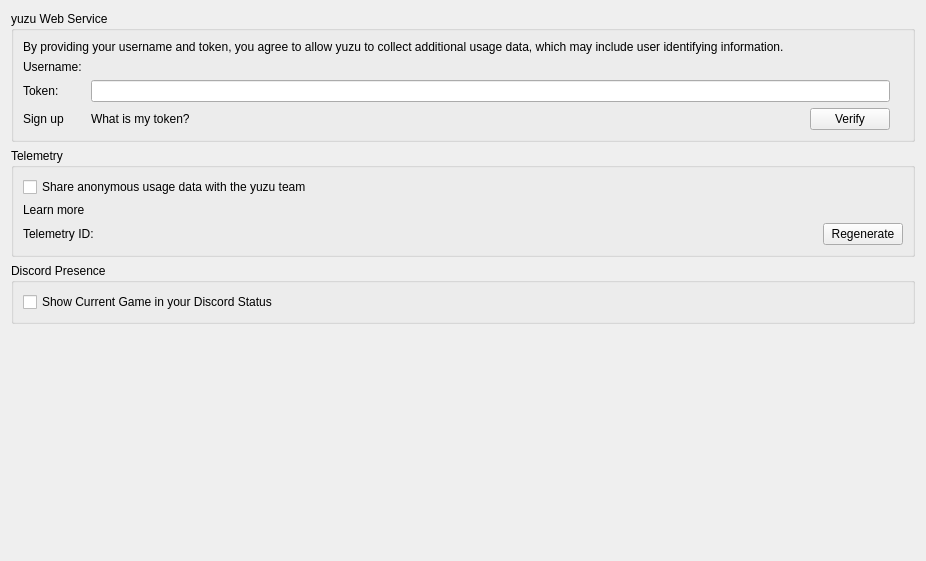
QuantumGhost/yuzu, file src/yuzu/configuration/configure_web.ui: the form before one commit.
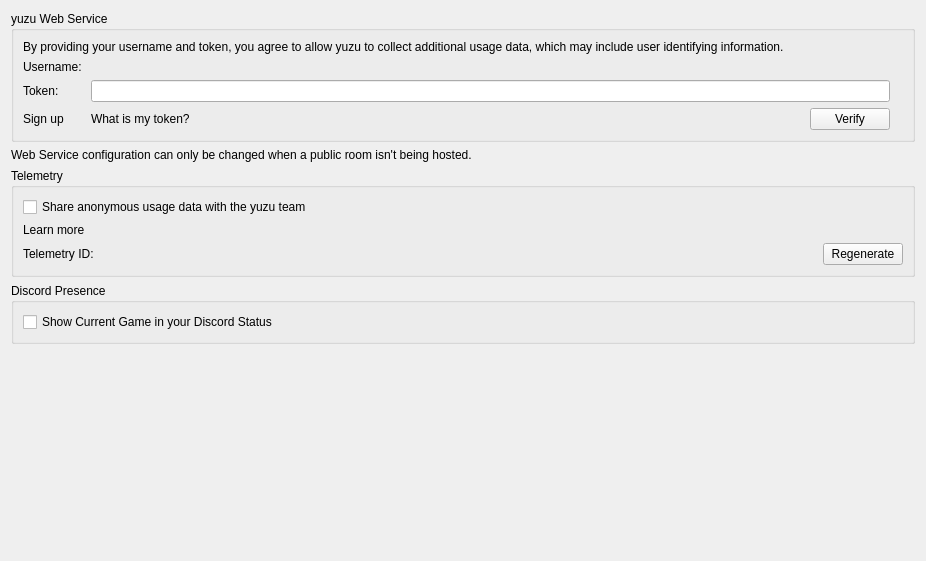
The form after the commit.

What changed in the file:
```diff
--- a/src/yuzu/configuration/configure_web.ui
+++ b/src/yuzu/configuration/configure_web.ui
@@ -112,6 +112,16 @@
        </layout>
       </widget>
      </item>
+     <item>
+      <widget class="QLabel" name="label_disable_info">
+       <property name="text">
+        <string>Web Service configuration can only be changed when a public room isn't being hosted.</string>
+       </property>
+       <property name="wordWrap">
+        <bool>true</bool>
+       </property>
+      </widget>
+     </item>
      <item>
       <widget class="QGroupBox" name="groupBox">
        <property name="title">
```
